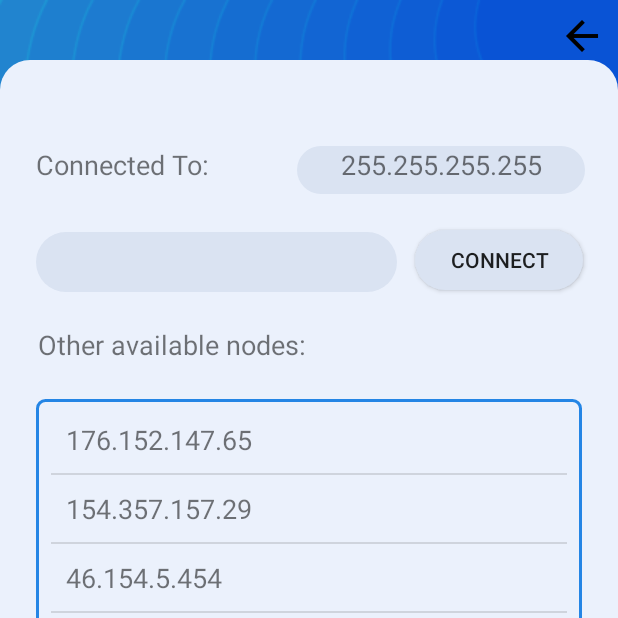
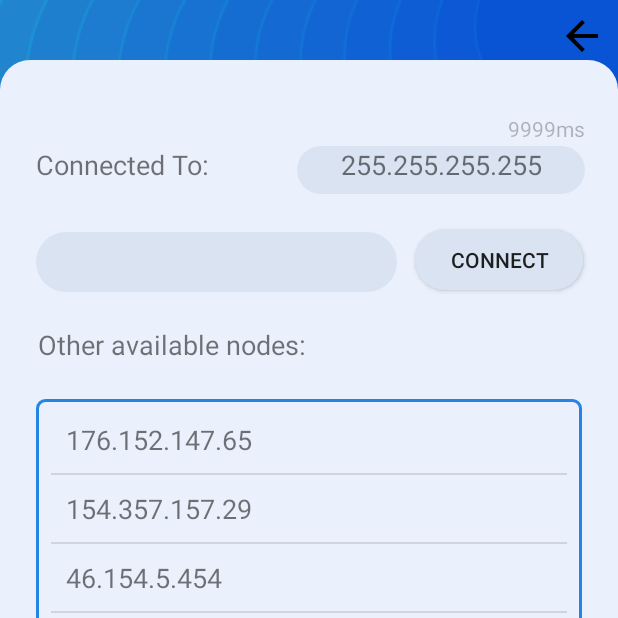
Before and after one commit to ismaiiil/SupWallet, an Android app: the NetworkSettingsActivity screen opened directly, with no data from a screen before it, on a phone screen of 412 x 824 dp, the top half of it. Run offline under Robolectric (Android 15) with nearby library versions, the phone set to English and light mode, and no system bars; Roboto replaces fonts that are not available here.

Commit message:
+ can send and get response from node

```diff
--- a/app/src/main/res/layout/activity_network_settings.xml
+++ b/app/src/main/res/layout/activity_network_settings.xml
@@ -25,16 +25,16 @@
         app:srcCompat="@drawable/ic_action_back" />
 
     <TextView
-        android:id="@+id/connected_to"
+        android:id="@+id/connected_to_text"
         android:layout_width="wrap_content"
         android:layout_height="wrap_content"
 
-        android:layout_alignBottom="@+id/ip_connected"
+        android:layout_alignBottom="@+id/ip_connected_text_view"
         android:layout_alignParentStart="true"
         android:layout_marginStart="@dimen/dimen_24dp"
         android:layout_marginEnd="0dp"
         android:layout_marginBottom="7dp"
-        android:layout_toStartOf="@+id/ip_connected"
+        android:layout_toStartOf="@+id/ip_connected_text_view"
         android:text="@string/connected_to_text"
         android:textSize="@dimen/text_size_18sp" />
 
@@ -48,11 +48,11 @@
         android:layout_alignParentStart="true"
         android:layout_marginStart="25dp"
         android:layout_marginTop="@dimen/dimen_24dp"
-        android:text="Other available nodes:"
+        android:text="@string/other_available_nodes"
         android:textSize="@dimen/text_size_18sp" />
 
     <TextView
-        android:id="@+id/ip_connected"
+        android:id="@+id/ip_connected_text_view"
         android:layout_width="wrap_content"
         android:layout_height="@dimen/dimen_32dp"
 
@@ -71,12 +71,12 @@
         android:id="@+id/connect_button"
         android:layout_width="wrap_content"
         android:layout_height="@dimen/dimen_40dp"
-        android:layout_below="@+id/ip_connected"
-        android:layout_alignEnd="@+id/ip_connected"
+        android:layout_below="@+id/ip_connected_text_view"
+        android:layout_alignEnd="@+id/ip_connected_text_view"
         android:layout_marginTop="@dimen/dimen_24dp"
         android:layout_marginEnd="1dp"
         android:ems="7"
-        android:text="Connect"
+        android:text="@string/connect"
         android:background="@drawable/rounder_grey_blue"
         android:onClick="connect_button_clicked"/>
 
@@ -84,7 +84,7 @@
         android:id="@+id/connect_edit_text"
         android:layout_width="wrap_content"
         android:layout_height="@dimen/dimen_40dp"
-        android:layout_below="@+id/connected_to"
+        android:layout_below="@+id/connected_to_text"
         android:layout_alignParentStart="true"
         android:layout_marginStart="@dimen/dimen_24dp"
         android:layout_marginTop="25dp"
@@ -110,5 +110,16 @@
         android:layout_marginBottom="@dimen/dimen_24dp"
         android:background="@drawable/border_style"/>
 
+    <TextView
+        android:id="@+id/latency_text_view"
+        android:layout_width="wrap_content"
+        android:layout_height="wrap_content"
+        android:layout_below="@+id/ip_connected_text_view"
+        android:layout_alignEnd="@+id/ip_connected_text_view"
+        android:layout_marginTop="-53dp"
+        android:layout_marginEnd="0dp"
+        android:alpha="0.5"
+        android:text="9999ms" />
+
 
 </RelativeLayout>
--- a/app/src/main/res/values/strings.xml
+++ b/app/src/main/res/values/strings.xml
@@ -28,4 +28,6 @@
     <string name="backup_title">Backup</string>
     <string name="connected_to_text">Connected To:</string>
     <string name="none_connected">None</string>
+    <string name="other_available_nodes">Other available nodes:</string>
+    <string name="connect">Connect</string>
 </resources>
```
Also changed, not shown: app/src/main/java/com/supinfo/shared/StringUtil.java (deleted, +0 -61 lines), app/src/main/java/com/supinfo/shared/TCPMessage.java (deleted, +0 -87 lines), app/src/main/java/com/supinfo/shared/TCPMessageType.java (deleted, +0 -14 lines), app/src/main/java/com/supinfo/supwallet/Model/Network/TCPMessageEmmiter.java (+11 -15 lines), 1 other file.
